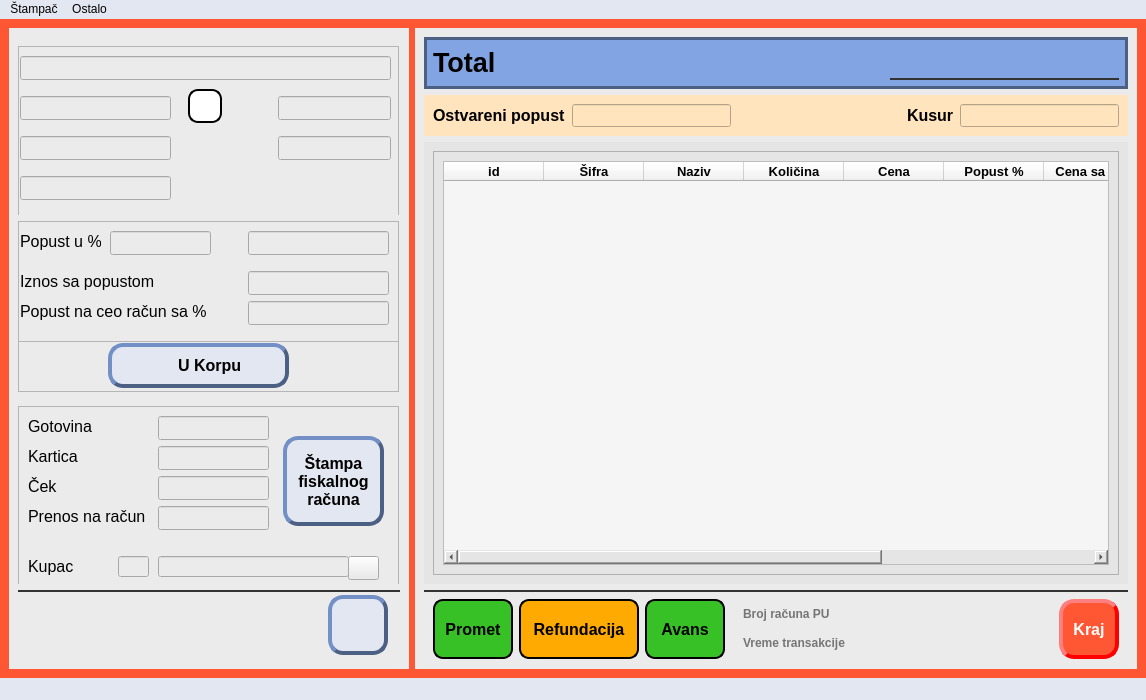
First picture: the form in ui/main_window.ui, repository ljuba17/desktop_pos, before the edit.
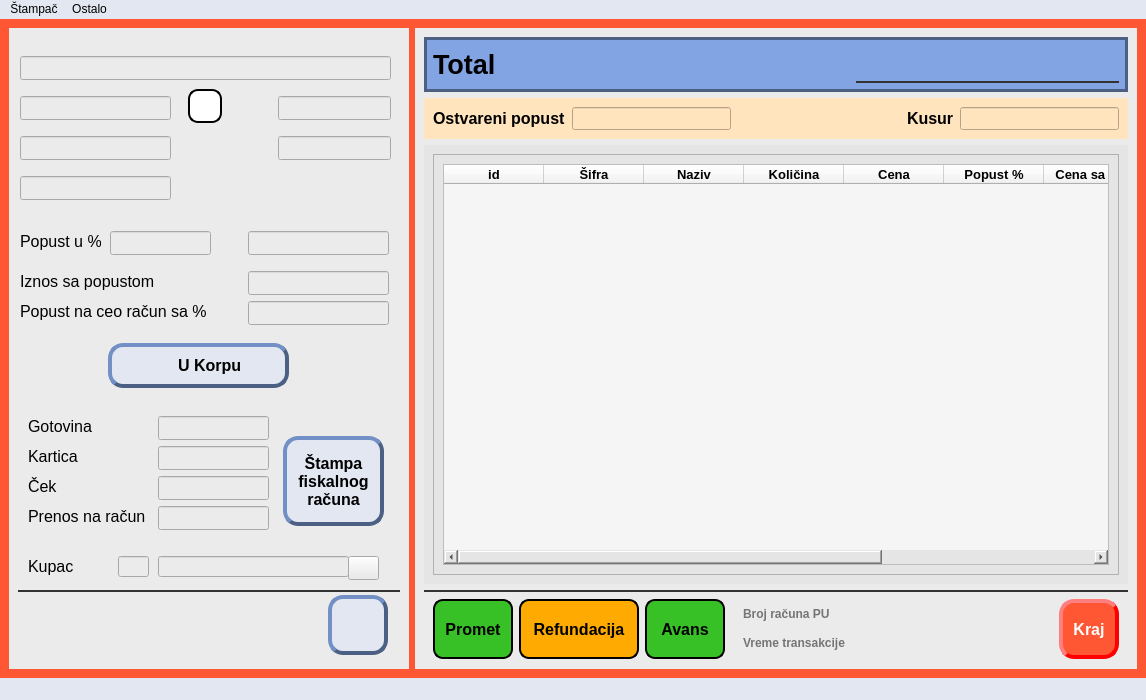
Second picture: the form after the edit. Icons and pictures are not drawn.

Commit message: style: Stilizacija glavnog prozora

Diff of the .ui file:
```diff
--- a/ui/main_window.ui
+++ b/ui/main_window.ui
@@ -69,7 +69,10 @@
            </sizepolicy>
           </property>
           <property name="styleSheet">
-           <string notr="true"/>
+           <string notr="true">QFrame#artikliFrame {
+	background-color: transparent;
+    border-style: None;
+}</string>
           </property>
           <property name="frameShape">
            <enum>QFrame::StyledPanel</enum>
@@ -307,7 +310,10 @@
            </rect>
           </property>
           <property name="styleSheet">
-           <string notr="true"/>
+           <string notr="true">QFrame#popustFrame {
+	background-color: transparent;
+    border-style: None;
+}</string>
           </property>
           <property name="frameShape">
            <enum>QFrame::StyledPanel</enum>
@@ -479,6 +485,12 @@
             <height>51</height>
            </rect>
           </property>
+          <property name="styleSheet">
+           <string notr="true">QFrame#korpaFrame {
+	background-color: transparent;
+    border-style: None;
+}</string>
+          </property>
           <property name="frameShape">
            <enum>QFrame::StyledPanel</enum>
           </property>
@@ -576,7 +588,10 @@
            </sizepolicy>
           </property>
           <property name="styleSheet">
-           <string notr="true"/>
+           <string notr="true">QFrame#naplataFrame {
+	background-color: transparent;
+    border-style: None;
+}</string>
           </property>
           <property name="frameShape">
            <enum>QFrame::StyledPanel</enum>
@@ -1262,7 +1277,7 @@
             </property>
             <property name="font">
              <font>
-              <pointsize>18</pointsize>
+              <pointsize>20</pointsize>
               <bold>true</bold>
              </font>
             </property>
```
